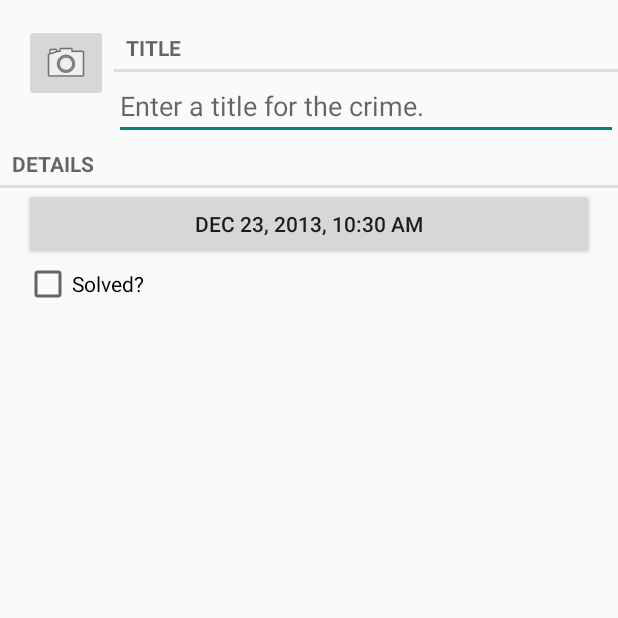
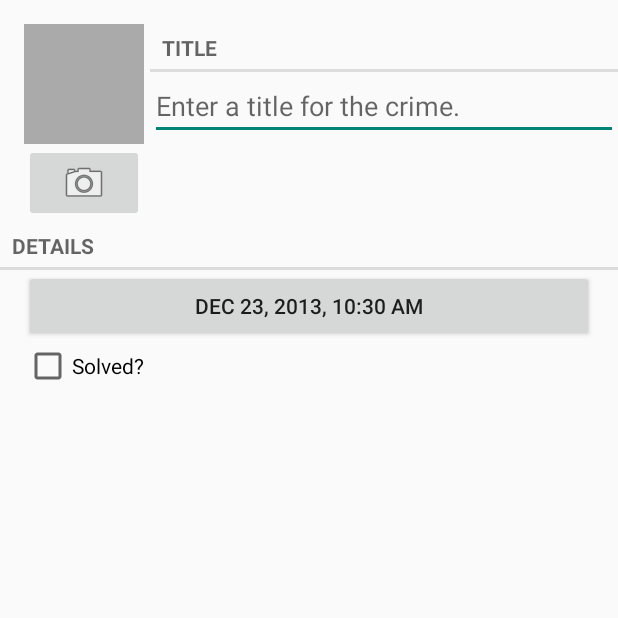
Before and after one commit to justin-mcbride/CriminalIntent, an Android app: the CrimeFragment screen opened directly, with no data from a screen before it, on a phone screen of 412 x 824 dp, the top half of it. Run offline under Robolectric (Android 15) with nearby library versions, the phone set to English and light mode, and no system bars.

Commit message:
page 340

```diff
--- a/CriminalIntent/src/main/java/com/justin/criminalintent/Crime.java
+++ b/CriminalIntent/src/main/java/com/justin/criminalintent/Crime.java
@@ -15,11 +15,13 @@ public class Crime {
     private static final String JSON_TITLE = "title";
     private static final String JSON_SOLVED = "solved";
     private static final String JSON_DATE = "date";
+    private static final String JSON_PHOTO = "photo";
 
     private UUID mId;
     private String mTitle;
     private Date mDate;
     private boolean mSolved;
+    private Photo mPhoto;
 
     public Date getDate() {
         return mDate;
@@ -39,6 +41,9 @@ public class Crime {
         json.put(JSON_TITLE, mTitle);
         json.put(JSON_SOLVED, mSolved);
         json.put(JSON_DATE, mDate.getTime());
+        if (mPhoto != null) {
+            json.put(JSON_PHOTO, mPhoto.toJSON());
+        }
         return json;
     }
 
@@ -49,6 +54,7 @@ public class Crime {
         }
         mSolved = json.getBoolean(JSON_SOLVED);
         mDate = new Date(json.getLong(JSON_DATE));
+        if (json.has(JSON_PHOTO)) mPhoto = new Photo(json.getJSONObject(JSON_PHOTO));
     }
 
     public boolean isSolved() {
@@ -63,7 +69,13 @@ public class Crime {
         return mId;
     }
 
+    public Photo getPhoto() {
+        return mPhoto;
+    }
 
+    public void setPhoto(Photo p) {
+        mPhoto = p;
+    }
 
     public Crime() {
         mId = UUID.randomUUID();
--- a/CriminalIntent/src/main/java/com/justin/criminalintent/CrimeFragment.java
+++ b/CriminalIntent/src/main/java/com/justin/criminalintent/CrimeFragment.java
@@ -4,6 +4,8 @@ import android.annotation.TargetApi;
 import android.app.Activity;
 import android.content.Intent;
 import android.content.pm.PackageManager;
+import android.graphics.BitmapFactory;
+import android.graphics.drawable.BitmapDrawable;
 import android.hardware.Camera;
 import android.os.Build;
 import android.os.Bundle;
@@ -25,6 +27,7 @@ import android.widget.CheckBox;
 import android.widget.CompoundButton;
 import android.widget.EditText;
 import android.widget.ImageButton;
+import android.widget.ImageView;
 import android.widget.ListView;
 
 import java.util.Calendar;
@@ -50,6 +53,7 @@ public class CrimeFragment extends Fragment {
     private Button mDateButton;
     private CheckBox mSolvedCheckBox;
     private ImageButton mPhotoButton;
+    private ImageView mPhotoView;
 
     @Override
     public void onCreate(Bundle savedInstanceState) {
@@ -144,6 +148,8 @@ public class CrimeFragment extends Fragment {
             }
         });
 
+        mPhotoView = (ImageView)v.findViewById(R.id.crime_imageView);
+
         //if camera is not available, disable camera functionality
         PackageManager pm = getActivity().getPackageManager();
         boolean hasACamera = pm.hasSystemFeature(PackageManager.FEATURE_CAMERA) ||
@@ -200,7 +206,9 @@ public class CrimeFragment extends Fragment {
             // create a new photo object and attach it to the crime
             String filename = data.getStringExtra(CrimeCameraFragment.EXTRA_PHOTO_FILENAME);
             if (filename != null) {
-                Log.i(TAG, "filename: " + filename);
+                Photo p = new Photo(filename);
+                mCrime.setPhoto(p);
+                showPhoto();
             }
         }
     }
@@ -253,4 +261,27 @@ public class CrimeFragment extends Fragment {
 
     public CrimeFragment() {
     }
+
+    private void showPhoto() {
+        Photo p = mCrime.getPhoto();
+
+        BitmapDrawable b = null;
+        if (p != null) {
+            String path = getActivity().getFileStreamPath(p.getFilename()).getAbsolutePath();
+            b = PictureUtils.getScaledDrawable(getActivity(), path);
+        }
+        mPhotoView.setImageDrawable(b);
+    }
+
+    @Override
+    public void onStart() {
+        super.onStart();
+        showPhoto();
+    }
+
+    @Override
+    public void onStop() {
+        super.onStop();
+        PictureUtils.cleanImageView(mPhotoView);
+    }
 }
--- a/CriminalIntent/src/main/res/layout-land/fragment_crime.xml
+++ b/CriminalIntent/src/main/res/layout-land/fragment_crime.xml
@@ -15,6 +15,14 @@
             android:layout_height="wrap_content"
             android:orientation="vertical"
             android:layout_marginRight="4dp">
+
+            <ImageView
+                android:layout_width="80dp"
+                android:layout_height="80dp"
+                android:id="@+id/crime_imageView"
+                android:scaleType="centerInside"
+                android:background="@android:color/darker_gray"
+                android:cropToPadding="true"/>
 
             <ImageButton
                 android:layout_width="match_parent"
--- a/CriminalIntent/src/main/res/layout/fragment_crime.xml
+++ b/CriminalIntent/src/main/res/layout/fragment_crime.xml
@@ -15,6 +15,14 @@
             android:layout_height="wrap_content"
             android:orientation="vertical"
             android:layout_marginRight="4dp">
+
+            <ImageView
+                android:layout_width="80dp"
+                android:layout_height="80dp"
+                android:id="@+id/crime_imageView"
+                android:scaleType="centerInside"
+                android:background="@android:color/darker_gray"
+                android:cropToPadding="true"/>
 
             <ImageButton
                 android:layout_width="match_parent"
```
Also changed, not shown: CriminalIntent/src/main/java/com/justin/criminalintent/ImageFragment.java (added, +46 -0 lines), CriminalIntent/src/main/java/com/justin/criminalintent/PictureUtils.java (added, +51 -0 lines).
